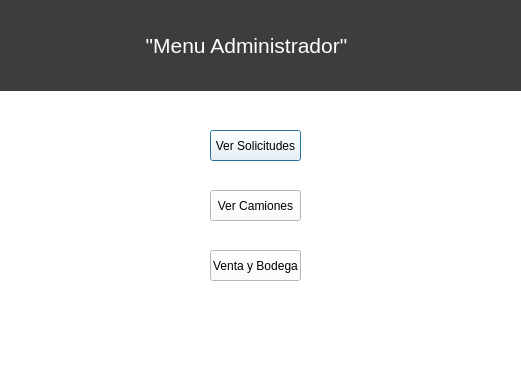
Above: administradorwindow.ui from ClaudioCampuzano/TEL102-FlipiGas before the change. Below: the same form after it.
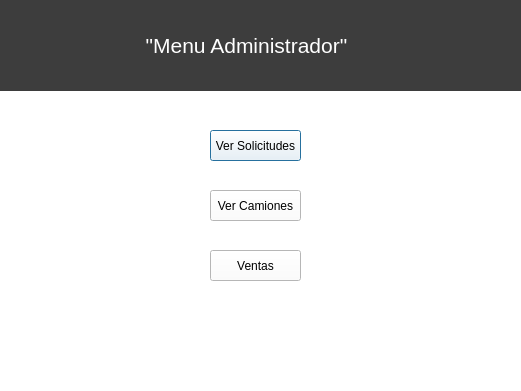
That is the form after the change.

Diff of the .ui file:
```diff
--- a/administradorwindow.ui
+++ b/administradorwindow.ui
@@ -78,7 +78,7 @@
     </rect>
    </property>
    <property name="text">
-    <string>Venta y Bodega</string>
+    <string>Ventas</string>
    </property>
   </widget>
  </widget>
```
